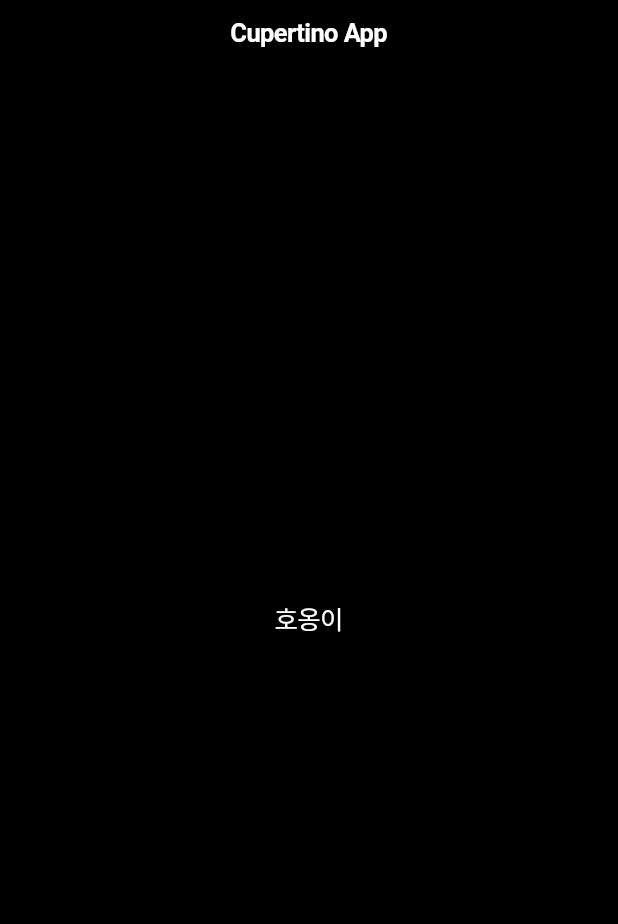
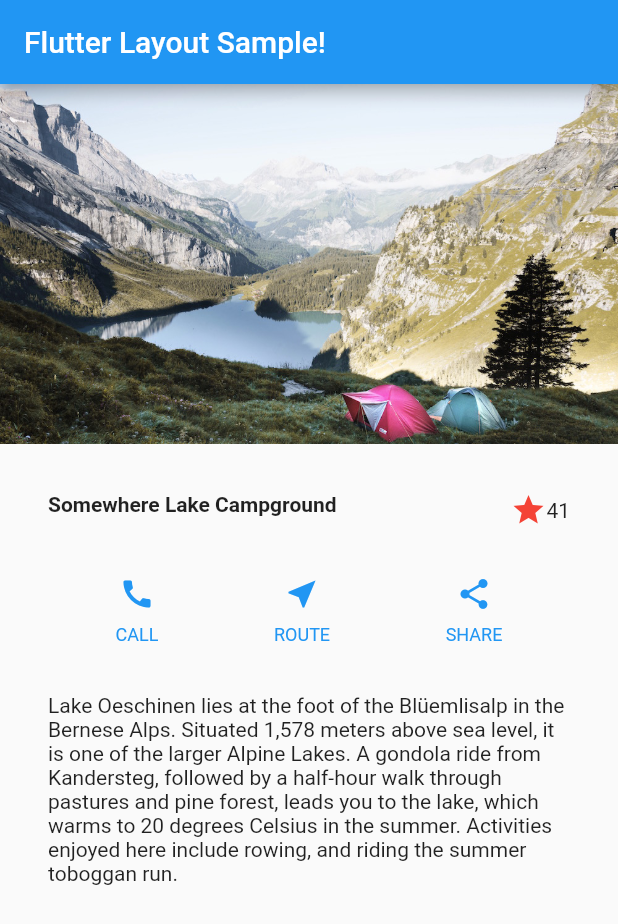
Before and after one commit to siru-dduck/hello_flutter, a Flutter app: the screen it shows after launch, on a phone screen of 412 x 824 dp. Shown: the top 924 px of the screen. Run offline on Flutter 3.47's test engine with Material 2 defaults, Android fonts, the phone set to English and light mode, and no system bars; network calls fail.

Commit message:
레이아웃 만들기 예제 추가

```diff
--- a/analysis_options.yaml
+++ b/analysis_options.yaml
@@ -22,6 +22,11 @@ linter:
   # `// ignore_for_file: name_of_lint` syntax on the line or in the file
   # producing the lint.
   rules:
+    prefer_typing_uninitialized_variables : false
+    prefer_const_constructors_in_immutables : false
+    prefer_const_constructors : false
+    slash_for_doc_comments : false
+    avoid_print : false
     # avoid_print: false  # Uncomment to disable the `avoid_print` rule
     # prefer_single_quotes: true  # Uncomment to enable the `prefer_single_quotes` rule
 
--- a/lib/main.dart
+++ b/lib/main.dart
@@ -4,6 +4,8 @@ import 'dart:convert';
 import 'package:flutter/cupertino.dart';
 import 'package:flutter/material.dart';
 import 'package:http/http.dart' as http;
+
+import 'package:hello_flutter/src/widgets/layout_sample.dart';
 
 void main() async {
   String name = "SiruDDuck!";
@@ -26,7 +28,9 @@ void main() async {
     print(err);
   }
 
-  runApp(const MyCupertinoApp());
+  // runApp(const MyCupertinoApp()); // Cupertino(like IOS) 스타일 앱 실행
+  // runApp(const MyApp()); // Materia(like Android, Google) 스타일 앱 실행
+  runApp(LayoutSample());
 }
 
 class MyCupertinoApp extends StatelessWidget {
--- /dev/null
+++ b/lib/src/widgets/layout_sample.dart
@@ -0,0 +1,89 @@
+/**
+ * https://flutter-ko.dev/docs/development/ui/layout/tutorial
+ * 레이아웃 예제 만들기 연습
+ */
+import 'package:flutter/material.dart';
+
+class LayoutSample extends StatelessWidget {
+  LayoutSample({Key? key}) : super(key: key);
+
+  Widget titleSection = Container(
+      padding: const EdgeInsets.all(32),
+      child: Row(
+        children: [
+          Expanded(
+              child: Column(
+            crossAxisAlignment: CrossAxisAlignment.start,
+            children: [
+              Container(
+                  padding: const EdgeInsets.only(bottom: 8),
+                  child: Text('Somewhere Lake Campground',
+                      style: TextStyle(fontWeight: FontWeight.bold)))
+            ],
+          )),
+          Icon(Icons.star, color: Colors.red[500]),
+          Text('41')
+        ],
+      ));
+
+  @override
+  Widget build(BuildContext context) {
+    Color color = Theme.of(context).primaryColor;
+    Widget buttonSection = Container(
+        child: Row(
+        mainAxisAlignment: MainAxisAlignment.spaceEvenly,
+        children: [
+          _buildButtonColumn(color, Icons.call, 'CALL'),
+          _buildButtonColumn(color, Icons.near_me, 'ROUTE'),
+          _buildButtonColumn(color, Icons.share, 'SHARE')
+        ],
+      )
+    );
+
+    Widget textSection = Container(
+      padding: const EdgeInsets.all(32),
+      child: Text(
+        'Lake Oeschinen lies at the foot of the Blüemlisalp in the Bernese '
+        'Alps. Situated 1,578 meters above sea level, it is one of the '
+        'larger Alpine Lakes. A gondola ride from Kandersteg, followed by a '
+        'half-hour walk through pastures and pine forest, leads you to the '
+        'lake, which warms to 20 degrees Celsius in the summer. Activities '
+        'enjoyed here include rowing, and riding the summer toboggan run.',
+        softWrap: true,
+      )
+    );
+
+    return MaterialApp(
+        title: "Flutter Layout Sample",
+        home: Scaffold(
+            appBar: AppBar(title: const Text('Flutter Layout Sample!')),
+            body: ListView(
+              children: [
+                Image.asset(
+                  'assets/images/lake.jpeg',
+                  width: 600,
+                  height: 240,
+                  fit: BoxFit.cover
+                ),
+                titleSection,
+                buttonSection,
+                textSection
+              ],
+            )));
+  }
+
+  Column _buildButtonColumn(Color color, IconData icon, String label) {
+    return Column(
+      mainAxisSize: MainAxisSize.min,
+      mainAxisAlignment: MainAxisAlignment.center,
+      children: [
+        Icon(icon, color: color),
+        Container(
+            margin: const EdgeInsets.only(top: 8),
+            child: Text(label,
+                style: TextStyle(
+                    fontSize: 12, fontWeight: FontWeight.w400, color: color)))
+      ],
+    );
+  }
+}
```
Also changed, not shown: pubspec.yaml (+2 -5 lines), assets/images/lake.jpeg (added), 1 other file.
